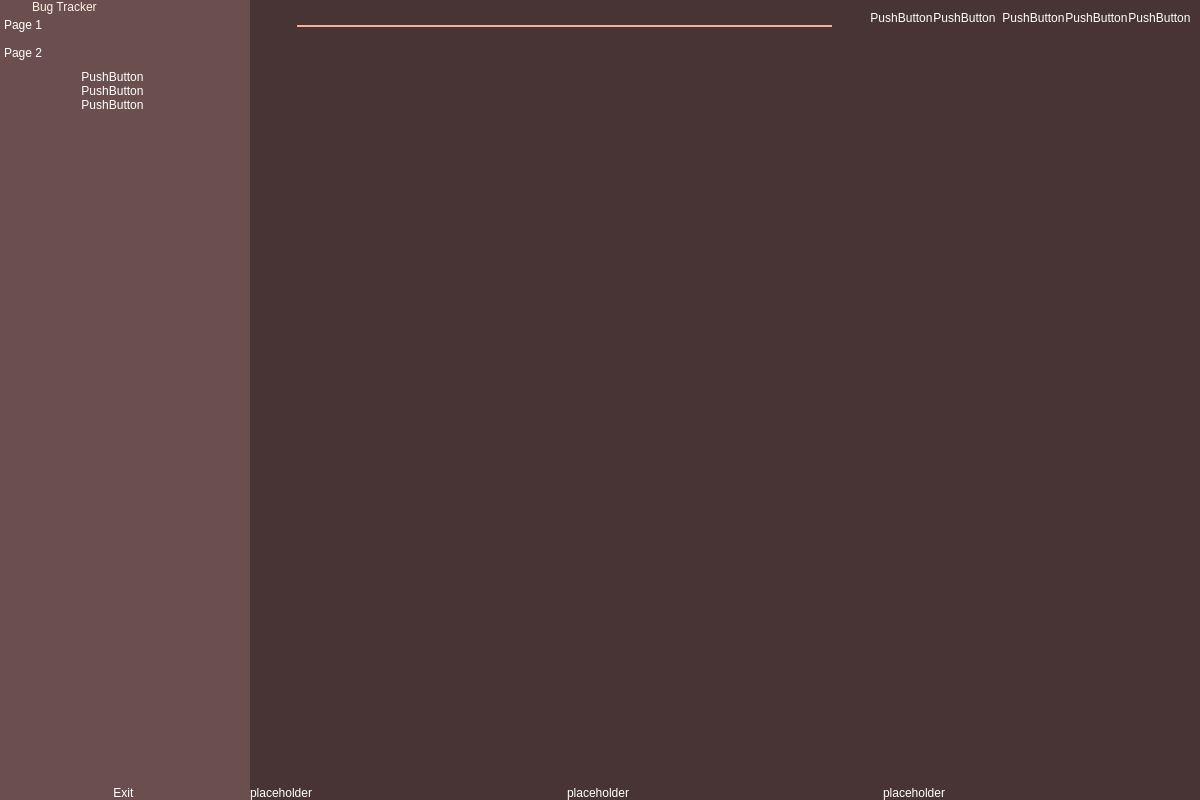
Qt form main_menu_admin.ui (CrazyMeowl/Buck-Tragger-SE-Project) before a commit.
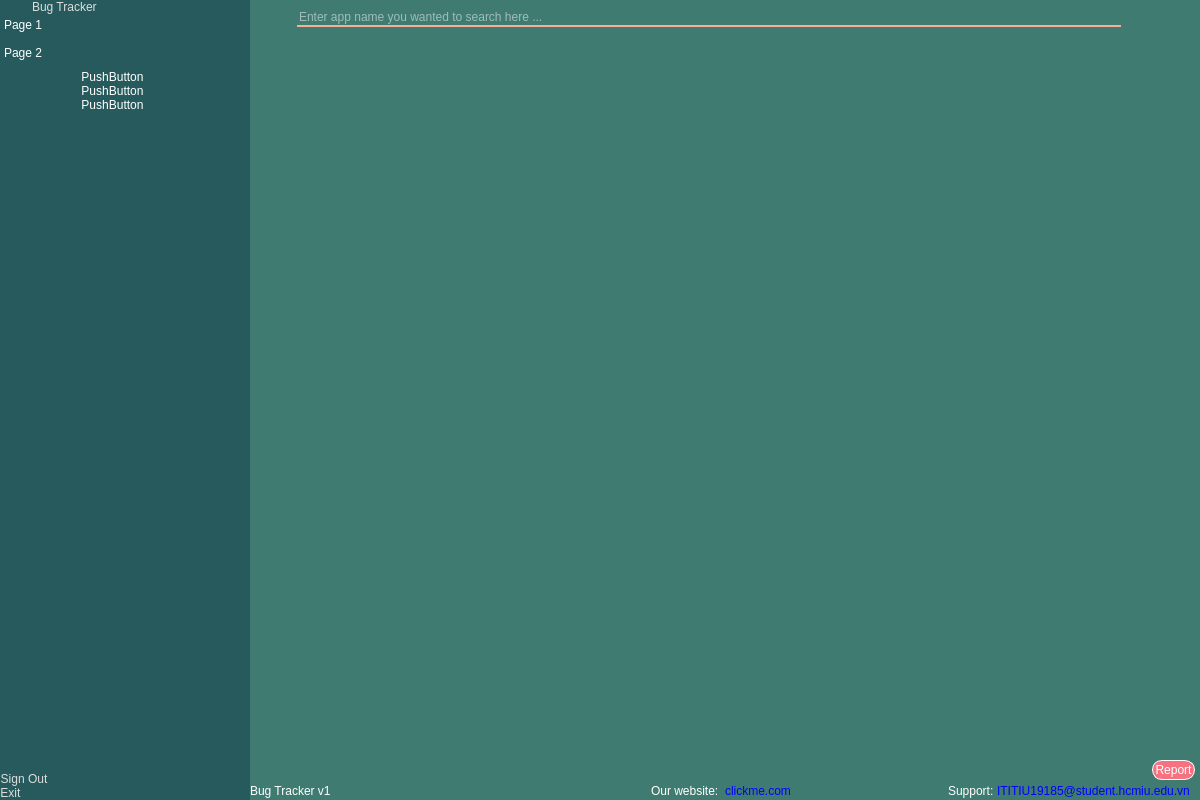
The same form after that commit. Icons and pictures are not drawn.

The edit to the form file:
```diff
--- a/main_menu_admin.ui
+++ b/main_menu_admin.ui
@@ -76,8 +76,7 @@
       <cursorShape>ArrowCursor</cursorShape>
      </property>
      <property name="styleSheet">
-      <string notr="true">background-color:rgb(107, 79, 79)
-</string>
+      <string notr="true">background-color:rgb(38, 90, 92)</string>
      </property>
      <property name="frameShape">
       <enum>QFrame::StyledPanel</enum>
@@ -167,8 +166,8 @@
                <string/>
               </property>
               <property name="icon">
-               <iconset resource="icons.qrc">
-                <normaloff>:/icons/icons/activity.svg</normaloff>:/icons/icons/activity.svg</iconset>
+               <iconset>
+                <normaloff>logo.png</normaloff>logo.png</iconset>
               </property>
               <property name="iconSize">
                <size>
@@ -181,8 +180,8 @@
             <item>
              <widget class="QLabel" name="label_4">
               <property name="styleSheet">
-               <string notr="true">color:rgb(255, 243, 228);
-font: 75 22pt &quot;Consolas&quot;;</string>
+               <string notr="true">font: 500 italic 20pt &quot;Ubuntu&quot;;
+color : rgb(221, 221, 221);</string>
               </property>
               <property name="text">
                <string>Bug Tracker</string>
@@ -248,7 +247,7 @@
                  <x>0</x>
                  <y>0</y>
                  <width>250</width>
-                 <height>674</height>
+                 <height>645</height>
                 </rect>
                </property>
                <attribute name="icon">
@@ -339,7 +338,7 @@
                  <x>0</x>
                  <y>0</y>
                  <width>250</width>
-                 <height>674</height>
+                 <height>645</height>
                 </rect>
                </property>
                <attribute name="icon">
@@ -419,16 +418,6 @@
                   </layout>
                  </widget>
                 </item>
-                <item>
-                 <widget class="QLabel" name="label_5">
-                  <property name="text">
-                   <string/>
-                  </property>
-                  <property name="wordWrap">
-                   <bool>true</bool>
-                  </property>
-                 </widget>
-                </item>
                </layout>
               </widget>
              </widget>
@@ -436,7 +425,7 @@
            </layout>
           </widget>
          </item>
-         <item alignment="Qt::AlignHCenter|Qt::AlignBottom">
+         <item alignment="Qt::AlignLeft|Qt::AlignBottom">
           <widget class="QFrame" name="footer">
            <property name="frameShape">
             <enum>QFrame::StyledPanel</enum>
@@ -444,7 +433,7 @@
            <property name="frameShadow">
             <enum>QFrame::Raised</enum>
            </property>
-           <layout class="QHBoxLayout" name="horizontalLayout_9">
+           <layout class="QVBoxLayout" name="verticalLayout_4">
             <property name="spacing">
              <number>0</number>
             </property>
@@ -460,10 +449,32 @@
             <property name="bottomMargin">
              <number>0</number>
             </property>
-            <item>
+            <item alignment="Qt::AlignLeft">
+             <widget class="QPushButton" name="signout_button">
+              <property name="styleSheet">
+               <string notr="true">font: 20pt &quot;Consolas&quot;;
+color : rgb(221, 221, 221);</string>
+              </property>
+              <property name="text">
+               <string>Sign Out</string>
+              </property>
+              <property name="icon">
+               <iconset resource="icons.qrc">
+                <normaloff>:/icons/icons/log-out.svg</normaloff>:/icons/icons/log-out.svg</iconset>
+              </property>
+              <property name="iconSize">
+               <size>
+                <width>30</width>
+                <height>30</height>
+               </size>
+              </property>
+             </widget>
+            </item>
+            <item alignment="Qt::AlignLeft">
              <widget class="QPushButton" name="exit_button">
               <property name="styleSheet">
-               <string notr="true">font: 20pt &quot;Consolas&quot;;</string>
+               <string notr="true">font: 20pt &quot;Consolas&quot;;
+color : rgb(221, 221, 221);</string>
               </property>
               <property name="text">
                <string>Exit </string>
@@ -492,7 +503,7 @@
    <item>
     <widget class="QFrame" name="main_menu_container">
      <property name="styleSheet">
-      <string notr="true">background-color:rgb(72, 52, 52);</string>
+      <string notr="true">background-color:rgb(63, 123, 112)</string>
      </property>
      <property name="frameShape">
       <enum>QFrame::StyledPanel</enum>
@@ -550,7 +561,7 @@
              <number>0</number>
             </property>
             <item alignment="Qt::AlignLeft|Qt::AlignTop">
-             <widget class="QPushButton" name="menu_buton">
+             <widget class="QPushButton" name="menu_button">
               <property name="styleSheet">
                <string notr="true">background-color: rgba(255, 255, 255, 0);</string>
               </property>
@@ -603,14 +614,21 @@
              <number>0</number>
             </property>
             <item>
-             <widget class="QLineEdit" name="lineEdit">
+             <widget class="QLineEdit" name="search_box">
               <property name="styleSheet">
-               <string notr="true">border-bottom:2px solid rgb(246, 174, 153);</string>
+               <string notr="true">border-bottom:2px solid rgb(246, 174, 153);
+font: 20pt &quot;Ubuntu&quot;;</string>
+              </property>
+              <property name="text">
+               <string/>
+              </property>
+              <property name="placeholderText">
+               <string>Enter app name you wanted to search here ...</string>
               </property>
              </widget>
             </item>
             <item>
-             <widget class="QPushButton" name="pushButton_2">
+             <widget class="QPushButton" name="search_button">
               <property name="text">
                <string/>
               </property>
@@ -618,6 +636,12 @@
                <iconset resource="icons.qrc">
                 <normaloff>:/icons/icons/search.svg</normaloff>:/icons/icons/search.svg</iconset>
               </property>
+              <property name="iconSize">
+               <size>
+                <width>20</width>
+                <height>20</height>
+               </size>
+              </property>
              </widget>
             </item>
            </layout>
@@ -648,64 +672,19 @@
              <number>0</number>
             </property>
             <item>
-             <widget class="QPushButton" name="pushButton_3">
+             <widget class="QPushButton" name="refresh_button">
               <property name="text">
-               <string>PushButton</string>
+               <string/>
               </property>
-             </widget>
-            </item>
-            <item>
-             <widget class="QPushButton" name="pushButton">
-              <property name="text">
-               <string>PushButton</string>
+              <property name="icon">
+               <iconset resource="icons.qrc">
+                <normaloff>:/icons/icons/refresh-cw.svg</normaloff>:/icons/icons/refresh-cw.svg</iconset>
               </property>
-             </widget>
-            </item>
-           </layout>
-          </widget>
-         </item>
-         <item>
-          <widget class="QFrame" name="header_3">
-           <property name="frameShape">
-            <enum>QFrame::StyledPanel</enum>
-           </property>
-           <property name="frameShadow">
-            <enum>QFrame::Raised</enum>
-           </property>
-           <layout class="QHBoxLayout" name="horizontalLayout_4">
-            <property name="spacing">
-             <number>0</number>
-            </property>
-            <property name="leftMargin">
-             <number>0</number>
-            </property>
-            <property name="topMargin">
-             <number>0</number>
-            </property>
-            <property name="rightMargin">
-             <number>0</number>
-            </property>
-            <property name="bottomMargin">
-             <number>0</number>
-            </property>
-            <item>
-             <widget class="QPushButton" name="notify_button">
-              <property name="text">
-               <string>PushButton</string>
-              </property>
-             </widget>
-            </item>
-            <item>
-             <widget class="QPushButton" name="user_setting_button">
-              <property name="text">
-               <string>PushButton</string>
-              </property>
-             </widget>
-            </item>
-            <item>
-             <widget class="QPushButton" name="setting_button">
-              <property name="text">
-               <string>PushButton</string>
+              <property name="iconSize">
+               <size>
+                <width>20</width>
+                <height>20</height>
+               </size>
               </property>
              </widget>
             </item>
@@ -732,6 +711,47 @@
         <property name="frameShadow">
          <enum>QFrame::Raised</enum>
         </property>
+        <layout class="QHBoxLayout" name="horizontalLayout_10">
+         <property name="spacing">
+          <number>0</number>
+         </property>
+         <property name="leftMargin">
+          <number>0</number>
+         </property>
+         <property name="topMargin">
+          <number>0</number>
+         </property>
+         <property name="rightMargin">
+          <number>5</number>
+         </property>
+         <property name="bottomMargin">
+          <number>0</number>
+         </property>
+         <item>
+          <widget class="QListWidget" name="app_list">
+           <property name="styleSheet">
+            <string notr="true">font: 700 22pt &quot;Comfortaa&quot;;
+</string>
+           </property>
+          </widget>
+         </item>
+         <item alignment="Qt::AlignRight|Qt::AlignBottom">
+          <widget class="QPushButton" name="report_button">
+           <property name="styleSheet">
+            <string notr="true">background-color: rgb(246, 114, 128);
+border-style: outset;
+border-width: 1px;
+border-radius: 10px;
+border-color: white;
+padding: 2px;
+font: 700 20pt &quot;Ubuntu&quot;;</string>
+           </property>
+           <property name="text">
+            <string>Report</string>
+           </property>
+          </widget>
+         </item>
+        </layout>
        </widget>
       </item>
       <item alignment="Qt::AlignBottom">
@@ -750,13 +770,13 @@
           <number>0</number>
          </property>
          <property name="topMargin">
-          <number>0</number>
+          <number>4</number>
          </property>
          <property name="rightMargin">
           <number>0</number>
          </property>
          <property name="bottomMargin">
-          <number>0</number>
+          <number>2</number>
          </property>
          <item>
           <widget class="QFrame" name="frame_8">
@@ -785,7 +805,7 @@
             <item alignment="Qt::AlignBottom">
              <widget class="QLabel" name="label">
               <property name="text">
-               <string>placeholder</string>
+               <string>Bug Tracker v1</string>
               </property>
              </widget>
             </item>
@@ -800,7 +820,7 @@
            <property name="frameShadow">
             <enum>QFrame::Raised</enum>
            </property>
-           <layout class="QVBoxLayout" name="verticalLayout_4">
+           <layout class="QHBoxLayout" name="horizontalLayout_4">
             <property name="spacing">
              <number>0</number>
             </property>
@@ -816,10 +836,20 @@
             <property name="bottomMargin">
              <number>0</number>
             </property>
-            <item>
+            <item alignment="Qt::AlignRight">
              <widget class="QLabel" name="label_2">
               <property name="text">
-               <string>placeholder</string>
+               <string>Our website:  </string>
+              </property>
+             </widget>
+            </item>
+            <item alignment="Qt::AlignLeft">
+             <widget class="QPushButton" name="website_button">
+              <property name="styleSheet">
+               <string notr="true">color:blue;</string>
+              </property>
+              <property name="text">
+               <string>clickme.com</string>
               </property>
              </widget>
             </item>
@@ -834,7 +864,7 @@
            <property name="frameShadow">
             <enum>QFrame::Raised</enum>
            </property>
-           <layout class="QVBoxLayout" name="verticalLayout_5">
+           <layout class="QHBoxLayout" name="horizontalLayout_11">
             <property name="spacing">
              <number>0</number>
             </property>
@@ -845,15 +875,25 @@
              <number>0</number>
             </property>
             <property name="rightMargin">
-             <number>0</number>
+             <number>10</number>
             </property>
             <property name="bottomMargin">
              <number>0</number>
             </property>
-            <item>
+            <item alignment="Qt::AlignRight">
              <widget class="QLabel" name="label_3">
               <property name="text">
-               <string>placeholder</string>
+               <string>Support: </string>
+              </property>
+             </widget>
+            </item>
+            <item>
+             <widget class="QPushButton" name="email_button">
+              <property name="styleSheet">
+               <string notr="true">color:blue;</string>
+              </property>
+              <property name="text">
+               <string>ITITIU19185@student.hcmiu.edu.vn</string>
               </property>
              </widget>
             </item>
```
